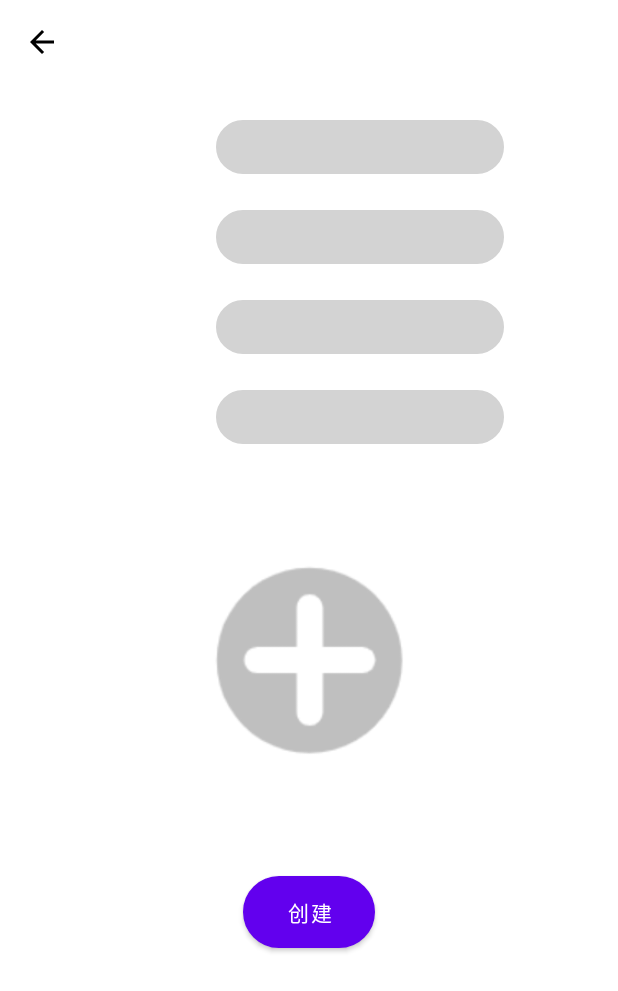
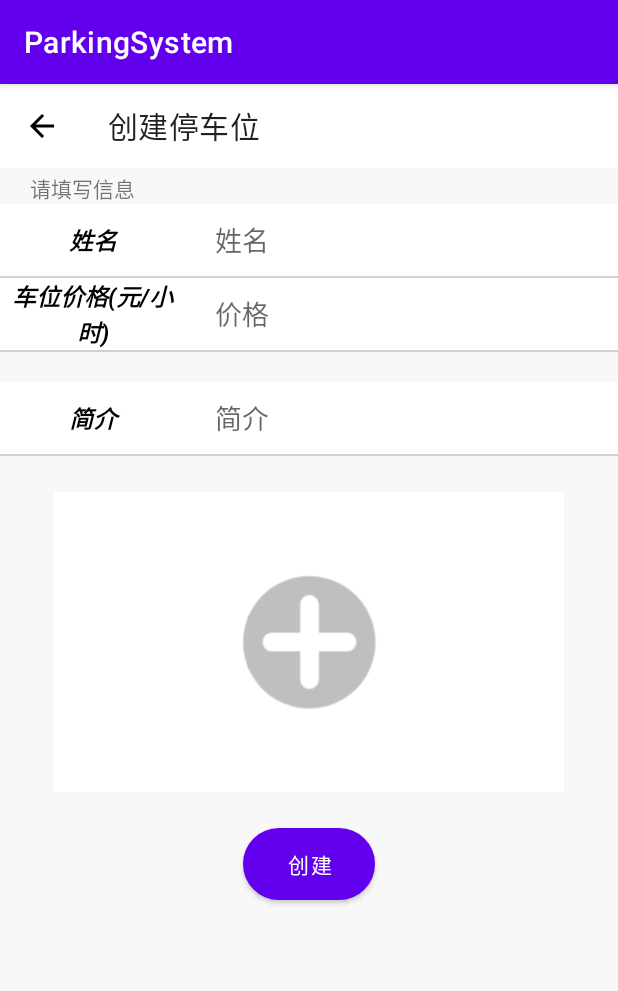
Before and after one commit to ljhs88/Parking_System, an Android app: the Cus_ParkingActivity screen opened directly, with no data from a screen before it, on a phone screen of 412 x 824 dp. Shown: the top 991 px of the screen. Run offline under Robolectric (Android 15) with nearby library versions, the phone set to English and light mode, and no system bars; our stand-ins replace EventBus; libraries missing offline, so code that uses them is left out: com.alibaba.android; pictures from the network do not load; 2 statements that could not run were skipped.

Commit message:
commit 2022-02-18

```diff
--- a/ParkingSystem/parking/build.gradle
+++ b/ParkingSystem/parking/build.gradle
@@ -57,6 +57,9 @@ dependencies {
     api rootProject.ext.annotationLibs
     api rootProject.ext.AMapLibs
     api rootProject.ext.EventBusLibs
+    implementation 'androidx.appcompat:appcompat:1.2.0'
+    implementation 'com.google.android.material:material:1.3.0'
+    implementation 'androidx.constraintlayout:constraintlayout:2.0.4'
     annotationProcessor rootProject.ext.annotationLibs
     api project(":baseapplication")
 
--- a/ParkingSystem/parking/src/main/java/com/xiyou3g/select/parking/Cus_ParkingActivity.java
+++ b/ParkingSystem/parking/src/main/java/com/xiyou3g/select/parking/Cus_ParkingActivity.java
@@ -22,7 +22,6 @@ import android.widget.Toast;
 
 import androidx.annotation.NonNull;
 import androidx.annotation.Nullable;
-import androidx.appcompat.app.ActionBar;
 import androidx.appcompat.app.AppCompatActivity;
 import androidx.appcompat.widget.Toolbar;
 import androidx.core.app.ActivityCompat;
@@ -33,6 +32,7 @@ import com.bumptech.glide.Glide;
 import com.google.android.material.bottomsheet.BottomSheetDialog;
 import com.xiyou3g.select.parking.UI.SetChargeUI;
 import com.xiyou3g.select.parking.UI.SetParkingUI;
+import com.xiyou3g.select.parking.UI.SetStallUI;
 import com.xiyou3g.select.parking.UI.SetUI;
 import com.xiyou3g.select.parking.bean.CreateInformation;
 import com.xiyou3g.select.parking.util.CameraUtil;
@@ -45,7 +45,7 @@ import java.io.IOException;
 public class Cus_ParkingActivity extends AppCompatActivity implements View.OnClickListener {
 
     private static int STATUS = 1;
-    private String title;
+    private String title = "创建停车位";
     private static final int CHARGING = 1;
     private static final int PARKING = 2;
     private static final int STALL = 3;
@@ -61,9 +61,8 @@ public class Cus_ParkingActivity extends AppCompatActivity implements View.OnCli
         setContentView(R.layout.activity_cus_parking);
         //get();
 
-        ActionBar actionBar = getSupportActionBar();
-        if (actionBar != null) actionBar.hide();
-
+        setSupportActionBar(findViewById(R.id.create_parking));
+        setSupportActionBar(findViewById(R.id.create_parking));
         if (android.os.Build.VERSION.SDK_INT >= android.os.Build.VERSION_CODES.M) {
             View decorView = getWindow().getDecorView();
             int systemUiVisibility = decorView.getSystemUiVisibility();
@@ -75,13 +74,14 @@ public class Cus_ParkingActivity extends AppCompatActivity implements View.OnCli
 
     private void setUI() {
 
-        Toolbar toolbar = findViewById(R.id.create_parking);
+        Toolbar toolbar = (Toolbar) findViewById(R.id.create_parking);
         toolbar.setNavigationOnClickListener(view -> finish());
         toolbar.setTitle(title);
 
+
         SetUI setChargeUI = new SetChargeUI(this);
         SetUI setParkingUI = new SetParkingUI(this);
-        SetUI setStallUI = new SetParkingUI(this);
+        SetUI setStallUI = new SetStallUI(this);
         if ("创建充电桩".equals(title)) {
             STATUS = CHARGING;
             set(setChargeUI);
@@ -184,6 +184,7 @@ public class Cus_ParkingActivity extends AppCompatActivity implements View.OnCli
         switch (requestCode) {
             case TAKE_PHOTO:
                 try {
+                    picture.setPadding(0, 0, 0, 0);
                     Glide.with(this).load(CameraUtil.getBitmapFormUri(this, CameraUtil.getOutputMediaFileUri(this))).into(picture);
                 } catch (IOException e) {
                     e.printStackTrace();
--- a/ParkingSystem/parking/src/main/java/com/xiyou3g/select/parking/UI/SetChargeUI.java
+++ b/ParkingSystem/parking/src/main/java/com/xiyou3g/select/parking/UI/SetChargeUI.java
@@ -20,9 +20,11 @@ public class SetChargeUI extends SetUI {
         TextView textView1 = activity.findViewById(R.id.parking_text1);
         TextView textView2 = activity.findViewById(R.id.parking_text2);
         TextView textView3 = activity.findViewById(R.id.parking_text3);
+        TextView textView4 = activity.findViewById(R.id.parking_text4);
         textView1.setText("姓名");
         textView2.setText("充电桩数量(个)");
         textView3.setText("充电桩价格(元/时)");
+        textView4.setText("简介");
     }
 
     @Override
@@ -37,5 +39,6 @@ public class SetChargeUI extends SetUI {
         editText3.setHint("价格");
         editText2.setInputType(InputType.TYPE_CLASS_NUMBER);
         editText4.setHint("简介");
+        editText4.setMaxLines(3);
     }
 }
--- a/ParkingSystem/parking/src/main/java/com/xiyou3g/select/parking/UI/SetParkingUI.java
+++ b/ParkingSystem/parking/src/main/java/com/xiyou3g/select/parking/UI/SetParkingUI.java
@@ -20,9 +20,11 @@ public class SetParkingUI extends SetUI {
         TextView textView1 = activity.findViewById(R.id.parking_text1);
         TextView textView2 = activity.findViewById(R.id.parking_text2);
         TextView textView3 = activity.findViewById(R.id.parking_text3);
+        TextView textView4 = activity.findViewById(R.id.parking_text4);
         textView1.setText("姓名");
         textView2.setText("车位数量(个)");
         textView3.setText("车位价格(元/时)");
+        textView4.setText("简介");
     }
 
     @Override
@@ -37,5 +39,6 @@ public class SetParkingUI extends SetUI {
         editText3.setHint("价格");
         editText2.setInputType(InputType.TYPE_CLASS_NUMBER);
         editText4.setHint("简介");
+        editText4.setMaxLines(3);
     }
 }
--- a/ParkingSystem/parking/src/main/java/com/xiyou3g/select/parking/UI/SetStallUI.java
+++ b/ParkingSystem/parking/src/main/java/com/xiyou3g/select/parking/UI/SetStallUI.java
@@ -22,6 +22,8 @@ public class SetStallUI extends SetUI {
         TextView textView2 = activity.findViewById(R.id.parking_text2);
         TextView textView3 = activity.findViewById(R.id.parking_text3);
         TextView textView4 = activity.findViewById(R.id.parking_text4);
+        View view = activity.findViewById(R.id.parking_view4);
+        view.setVisibility(View.GONE);
         textView1.setText("姓名");
         textView2.setText("车位价格(元/小时)");
         textView3.setText("简介");
@@ -38,6 +40,7 @@ public class SetStallUI extends SetUI {
         editText2.setHint("价格");
         editText2.setInputType(InputType.TYPE_CLASS_NUMBER);
         editText3.setHint("简介");
+        editText3.setMaxLines(3);
         editText4.setVisibility(View.GONE);
 
     }
--- a/ParkingSystem/parking/src/main/res/layout/activity_cus_parking.xml
+++ b/ParkingSystem/parking/src/main/res/layout/activity_cus_parking.xml
@@ -6,7 +6,7 @@
     android:layout_height="match_parent"
     tools:context=".Cus_ParkingActivity"
     android:fitsSystemWindows="true"
-    android:background="@color/white"
+    android:background="#F8F8F8"
     >
 
     <androidx.appcompat.widget.Toolbar
@@ -16,72 +16,105 @@
         app:layout_constraintStart_toStartOf="parent"
         app:layout_constraintTop_toTopOf="parent"
         app:navigationIcon="@drawable/back_button"
+        android:gravity="center"
+        android:background="@color/white"
         />
 
     <TextView
-        android:layout_width="96dp"
-        android:layout_height="36dp"
+        android:layout_width="wrap_content"
+        android:layout_height="wrap_content"
+        android:text="@string/text_information"
+        app:layout_constraintStart_toStartOf="parent"
+        app:layout_constraintBottom_toTopOf="@id/parking_text1"
+        android:layout_marginStart="20dp"
+        />
+
+    <TextView
+        android:layout_width="0dp"
+        android:layout_height="48dp"
         app:layout_constraintStart_toStartOf="parent"
         app:layout_constraintTop_toBottomOf="@id/create_parking"
-        android:layout_margin="24dp"
+        android:layout_marginTop="24dp"
         android:id="@+id/parking_text1"
+        app:layout_constraintWidth_percent="0.3"
         android:text=""
         android:gravity="center"
         android:textColor="@color/black"
         android:textSize="16sp"
         android:textStyle="italic|bold"
+        android:background="@color/white"
+
         />
 
     <EditText
-        android:layout_width="192dp"
-        android:layout_height="36dp"
+        android:layout_width="0dp"
+        android:layout_height="48dp"
         app:layout_constraintStart_toEndOf="@id/parking_text1"
         app:layout_constraintBottom_toBottomOf="@id/parking_text1"
         android:id="@+id/parking_edit1"
-        android:layout_marginStart="24dp"
-        android:background="@drawable/edit_background"
-        android:maxLines="1"
-        android:paddingStart="10dp"
-        android:paddingEnd="10dp"
+        android:background="@color/white"        android:maxLines="1"
+        android:paddingStart="20dp"
+        android:paddingEnd="20dp"
         android:scrollbars="horizontal"
+        app:layout_constraintWidth_percent="0.7"
+        />
+
+    <View
+        android:layout_width="match_parent"
+        android:layout_height="1dp"
+        app:layout_constraintStart_toStartOf="parent"
+        app:layout_constraintTop_toBottomOf="@id/parking_text1"
+        android:background="#D1D1D1"
+        android:id="@+id/parking_view1"
         />
 
     <TextView
-        android:layout_width="96dp"
-        android:layout_height="36dp"
+        android:layout_width="0dp"
+        android:layout_height="48dp"
+        app:layout_constraintWidth_percent="0.3"
         app:layout_constraintStart_toStartOf="parent"
-        app:layout_constraintTop_toBottomOf="@id/parking_text1"
-        android:layout_margin="24dp"
+        app:layout_constraintTop_toBottomOf="@id/parking_view1"
         android:id="@+id/parking_text2"
         android:text=""
         android:gravity="center"
         android:textColor="@color/black"
         android:textSize="16sp"
         android:textStyle="italic|bold"
+        android:background="@color/white"
         />
 
     <EditText
-        android:layout_width="192dp"
-        android:layout_height="36dp"
+        android:layout_width="0dp"
+        android:layout_height="48dp"
+        app:layout_constraintWidth_percent="0.7"
         app:layout_constraintStart_toEndOf="@id/parking_text2"
         app:layout_constraintBottom_toBottomOf="@id/parking_text2"
         android:id="@+id/parking_edit2"
-        android:layout_marginStart="24dp"
-        android:background="@drawable/edit_background"
-        android:maxLines="1"
-        android:paddingStart="10dp"
-        android:paddingEnd="10dp"
+        android:background="@color/white"        android:maxLines="1"
+        android:paddingStart="20dp"
+        android:paddingEnd="20dp"
         android:scrollbars="horizontal"
         />
 
-    <TextView
-        android:layout_width="96dp"
-        android:layout_height="36dp"
+    <View
+        android:layout_width="match_parent"
+        android:layout_height="1dp"
         app:layout_constraintStart_toStartOf="parent"
         app:layout_constraintTop_toBottomOf="@id/parking_text2"
-        android:layout_margin="24dp"
+        android:background="#D1D1D1"
+        android:id="@+id/parking_view2"
+        />
+
+    <TextView
+        android:layout_width="0dp"
+        android:layout_height="48dp"
+        app:layout_constraintWidth_percent="0.3"
+        app:layout_constraintStart_toStartOf="parent"
+        app:layout_constraintTop_toBottomOf="@id/parking_view2"
         android:id="@+id/parking_text3"
         android:text=""
+        android:background="@color/white"
+        android:layout_marginTop="20dp"
         android:gravity="center"
         android:textSize="16sp"
         android:textColor="@color/black"
@@ -89,58 +122,77 @@
         />
 
     <EditText
-        android:layout_width="192dp"
-        android:layout_height="36dp"
+        android:layout_width="0dp"
+        android:layout_height="48dp"
+        app:layout_constraintWidth_percent="0.7"
         app:layout_constraintStart_toEndOf="@id/parking_text3"
         app:layout_constraintBottom_toBottomOf="@id/parking_text3"
         android:id="@+id/parking_edit3"
-        android:layout_marginStart="24dp"
-        android:background="@drawable/edit_background"
-        android:maxLines="1"
-        android:paddingStart="10dp"
-        android:paddingEnd="10dp"
+        android:background="@color/white"        android:maxLines="1"
+        android:paddingStart="20dp"
+        android:paddingEnd="20dp"
         android:scrollbars="horizontal"
         />
 
-    <TextView
-        android:layout_width="96dp"
-        android:layout_height="36dp"
+    <View
+        android:layout_width="match_parent"
+        android:layout_height="1dp"
         app:layout_constraintStart_toStartOf="parent"
         app:layout_constraintTop_toBottomOf="@id/parking_text3"
-        android:layout_margin="24dp"
+        android:background="#D1D1D1"
+        android:id="@+id/parking_view3"
+        />
+
+    <TextView
+        android:layout_width="0dp"
+        android:layout_height="48dp"
+        app:layout_constraintWidth_percent="0.3"
+        app:layout_constraintStart_toStartOf="parent"
+        app:layout_constraintTop_toBottomOf="@id/parking_view3"
         android:id="@+id/parking_text4"
         android:gravity="center"
         android:textColor="@color/black"
         android:textSize="16sp"
         android:textStyle="italic|bold"
+        android:background="@color/white"
         />
 
     <EditText
-        android:layout_width="192dp"
-        android:layout_height="36dp"
+        android:layout_width="0dp"
+        android:layout_height="48dp"
+        app:layout_constraintWidth_percent="0.7"
         app:layout_constraintStart_toEndOf="@id/parking_text4"
         app:layout_constraintBottom_toBottomOf="@id/parking_text4"
         android:id="@+id/parking_edit4"
-        android:layout_marginStart="24dp"
-        android:background="@drawable/edit_background"
+        android:background="@color/white"
         android:maxLines="1"
-        android:paddingStart="10dp"
-        android:paddingEnd="10dp"
+        android:paddingStart="20dp"
+        android:paddingEnd="20dp"
         android:scrollbars="horizontal"
+        />
+
+    <View
+        android:layout_width="match_parent"
+        android:layout_height="1dp"
+        app:layout_constraintStart_toStartOf="parent"
+        app:layout_constraintTop_toBottomOf="@id/parking_text4"
+        android:background="#D1D1D1"
+        android:id="@+id/parking_view4"
         />
 
     <ImageView
         android:layout_width="match_parent"
-        android:layout_height="240dp"
+        android:layout_height="200dp"
         app:layout_constraintStart_toStartOf="parent"
         app:layout_constraintTop_toBottomOf="@id/parking_edit4"
         app:layout_constraintEnd_toEndOf="parent"
-        android:layout_marginStart="48dp"
-        android:layout_marginEnd="48dp"
+        android:layout_marginStart="36dp"
+        android:layout_marginEnd="36dp"
         android:layout_marginTop="24dp"
         android:id="@+id/select_photo"
         android:src="@drawable/select_photo"
         android:padding="50dp"
+        android:background="@color/white"
         />
 
     <Button
--- a/ParkingSystem/parking/src/main/res/values/colors.xml
+++ b/ParkingSystem/parking/src/main/res/values/colors.xml
@@ -12,4 +12,5 @@
     <color name="light_blue_A200">#FF40C4FF</color>
     <color name="light_blue_A400">#FF00B0FF</color>
     <color name="black_overlay">#66000000</color>
+    <color name="information_background">#CCCCCC</color>
 </resources>
--- a/ParkingSystem/parking/src/main/res/values/strings.xml
+++ b/ParkingSystem/parking/src/main/res/values/strings.xml
@@ -10,4 +10,5 @@
     <string name="briefIntroduction">简介</string>
     <string name="takePhoto">拍照</string>
     <string name="select_photo">选择照片</string>
+    <string name="text_information">请填写信息</string>
 </resources>
--- a/ParkingSystem/parking/src/main/res/values/themes.xml
+++ b/ParkingSystem/parking/src/main/res/values/themes.xml
@@ -1,17 +1,10 @@
 <resources xmlns:tools="http://schemas.android.com/tools">
     <!-- Base application theme. -->
-    <style name="Theme.ParkingSystem" parent="Theme.MaterialComponents.DayNight.DarkActionBar.Bridge">
-        <!-- Primary brand color. -->
-        <item name="colorPrimary">@color/white</item>
-        <item name="colorPrimaryVariant">@color/white</item>
-        <item name="colorOnPrimary">@color/white</item>
-        <!-- Secondary brand color. -->
-        <item name="colorSecondary">@color/teal_200</item>
-        <item name="colorSecondaryVariant">@color/teal_700</item>
-        <item name="colorOnSecondary">@color/black</item>
-        <!-- Status bar color. -->
-        <item name="android:statusBarColor" tools:targetApi="l">?attr/colorPrimaryVariant</item>
-        <!-- Customize your theme here. -->
+    <style name="Theme.ParkingSystem" parent="Theme.Design.Light.NoActionBar">
+
+        <item name="android:windowTranslucentStatus">false</item>
+        <item name="android:windowDrawsSystemBarBackgrounds">true</item>
+        <item name="android:statusBarColor">@color/white</item>
     </style>
 
     <style name="ThemeOverlay.ParkingSystem.FullscreenContainer" parent="">
```
Also changed, not shown: ParkingSystem/parking/src/main/Debug/AndroidManifest.xml (+7 -7 lines), ParkingSystem/parking/src/main/java/com/xiyou3g/select/parking/ParkingFragment.java (+9 -0 lines), ParkingSystem/parking/src/main/java/com/xiyou3g/select/parking/ShowInformationActivity.java (added, +65 -0 lines), ParkingSystem/parking/src/main/java/com/xiyou3g/select/parking/UI/ShowChargeUI.java (added, +42 -0 lines), ParkingSystem/parking/src/main/java/com/xiyou3g/select/parking/UI/ShowParkingUI.java (added, +43 -0 lines), ParkingSystem/parking/src/main/java/com/xiyou3g/select/parking/UI/ShowStallUI.java (added, +41 -0 lines), ParkingSystem/parking/src/main/java/com/xiyou3g/select/parking/UI/ShowUI.java (added, +8 -0 lines), ParkingSystem/parking/src/main/java/com/xiyou3g/select/parking/bean/ShowInformation.java (added, +67 -0 lines), ParkingSystem/parking/src/main/res/layout/activity_show_information.xml (added, +88 -0 lines).
